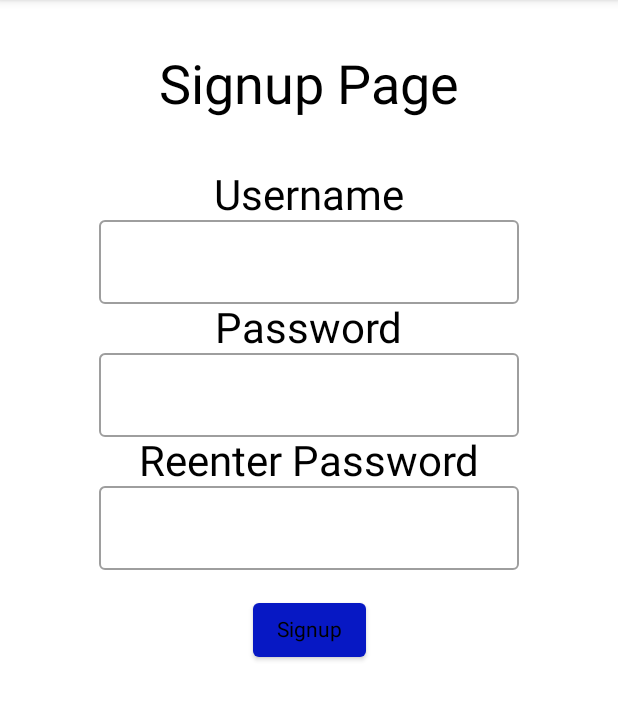
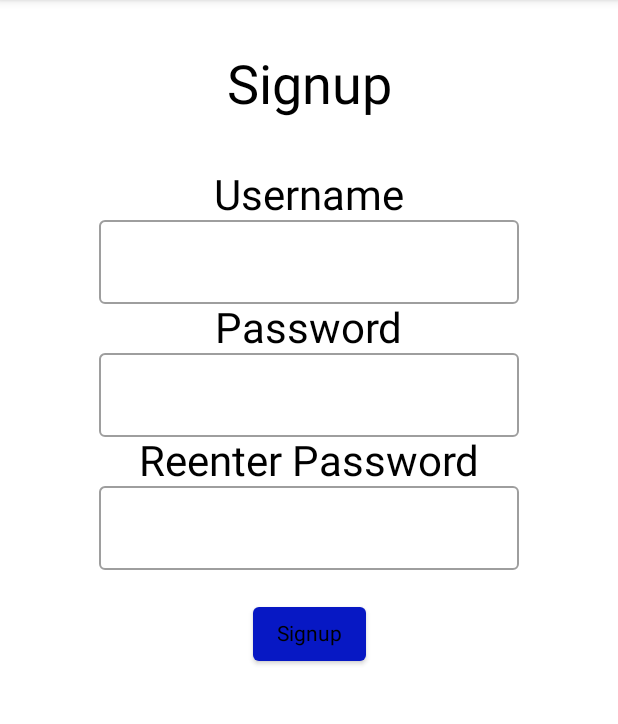
Before and after one commit to Kadehikpe14/Student_Scheduler, an Android app built with Jetpack Compose: the SignupPage screen opened through its navigation route, on a phone screen of 412 x 824 dp, the part 84-808 px from its top. Run offline under Robolectric (Android 15) with nearby library versions, the phone set to English and light mode, and no system bars.

Commit message:
Changes to login/signup

```diff
--- a/app/src/main/java/com/example/groupproject/pages/LoginPage.kt
+++ b/app/src/main/java/com/example/groupproject/pages/LoginPage.kt
@@ -24,7 +24,6 @@ import com.example.groupproject.model.user.UserViewModel
 import kotlinx.coroutines.CoroutineScope
 import kotlinx.coroutines.launch
 
-//TODO fix string resources
 @Composable
 fun LoginPage(
     nav: NavHostController = rememberNavController(),
@@ -60,7 +59,7 @@ fun LoginPage(
             onValueChange = {newvalue: String ->
                 password.value = newvalue
             })
-        Text(errorMsg.value)
+        Text(errorMsg.value, color = androidx.compose.ui.graphics.Color.Red, fontSize = 16.sp)
 
         Button(onClick = {
             //launch scope for database ops
--- a/app/src/main/java/com/example/groupproject/pages/SignupPage.kt
+++ b/app/src/main/java/com/example/groupproject/pages/SignupPage.kt
@@ -14,11 +14,12 @@ import androidx.compose.runtime.mutableStateOf
 import androidx.compose.runtime.remember
 import androidx.compose.ui.Alignment
 import androidx.compose.ui.Modifier
+import androidx.compose.ui.graphics.Color
+import androidx.compose.ui.graphics.Color.Companion.Red
+import androidx.compose.ui.res.stringResource
 import androidx.compose.ui.unit.dp
 import androidx.compose.ui.unit.sp
-import androidx.lifecycle.AndroidViewModel
 import androidx.navigation.NavHostController
-import androidx.room.util.TableInfo
 import com.example.groupproject.data.UserDatabaseRepo
 import com.example.groupproject.model.user.User
 import com.example.groupproject.model.user.UserViewModel
@@ -26,8 +27,9 @@ import com.example.groupproject.navigation.Routes
 import kotlinx.coroutines.CoroutineScope
 import kotlinx.coroutines.CoroutineScope.*
 import kotlinx.coroutines.launch
+import com.example.groupproject.R
 
-//TODO replace hardcoded with res
+
 @Composable
 fun SignupPage(
     nav: NavHostController,
@@ -46,15 +48,15 @@ fun SignupPage(
         horizontalAlignment = Alignment.CenterHorizontally,
         modifier = Modifier.fillMaxWidth()) {
 
-        Text("Signup Page",
+        Text(text = stringResource(id = R.string.signup),
             fontSize = 36.sp,
             modifier = Modifier.padding(36.dp))
-        Text("Username", fontSize = 28.sp)
+        Text(text = stringResource(id = R.string.inform_prompt_username), fontSize = 28.sp)
         OutlinedTextField(value = username.value,
             onValueChange = {newvalue: String ->
                 username.value = newvalue
         })
-        Text("Password", fontSize = 28.sp)
+        Text(text = stringResource(id = R.string.inform_prompt_password), fontSize = 28.sp)
         OutlinedTextField(value = password.value,
             onValueChange = {newvalue: String ->
                 password.value = newvalue
@@ -64,7 +66,7 @@ fun SignupPage(
             onValueChange = {newvalue: String ->
                 password2.value = newvalue
             })
-        Text(errorMsg.value)
+        Text(errorMsg.value, color = Red, fontSize = 16.sp)
         //Check if user in database/add user to database
         Button(onClick = {
                     //coroutinescope passed from main activity
@@ -93,7 +95,7 @@ fun SignupPage(
                 }
             }}
         }){
-            Text("Signup")
+            Text(text = stringResource(id = R.string.signup))
         }
 
 
```
